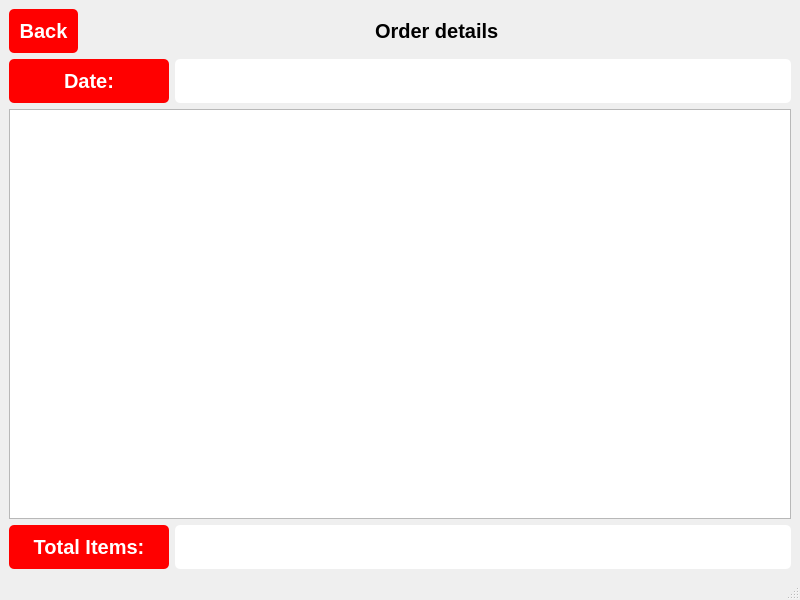
The window that QT resource/order.ui (fatma105/Vending-Machine-App) describes before a commit, drawn with Qt 5.
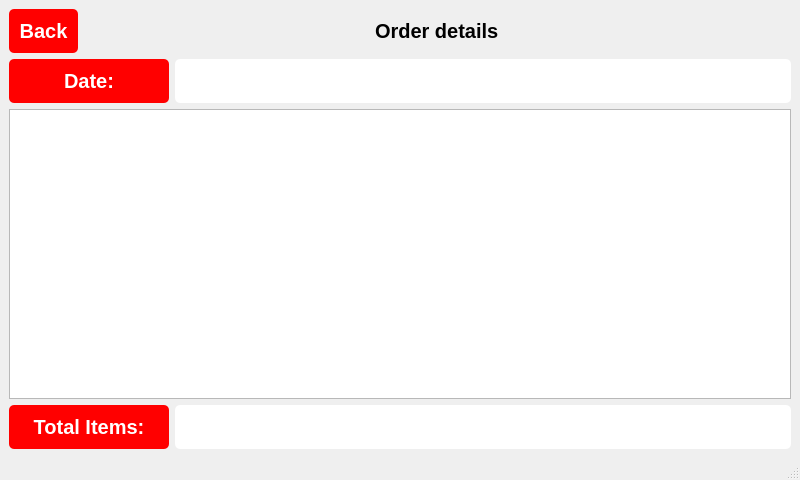
The same window after the commit.

```diff
--- a/QT resource/order.ui
+++ b/QT resource/order.ui
@@ -10,7 +10,7 @@
     <x>0</x>
     <y>0</y>
     <width>800</width>
-    <height>600</height>
+    <height>480</height>
    </rect>
   </property>
   <property name="windowTitle">
```
